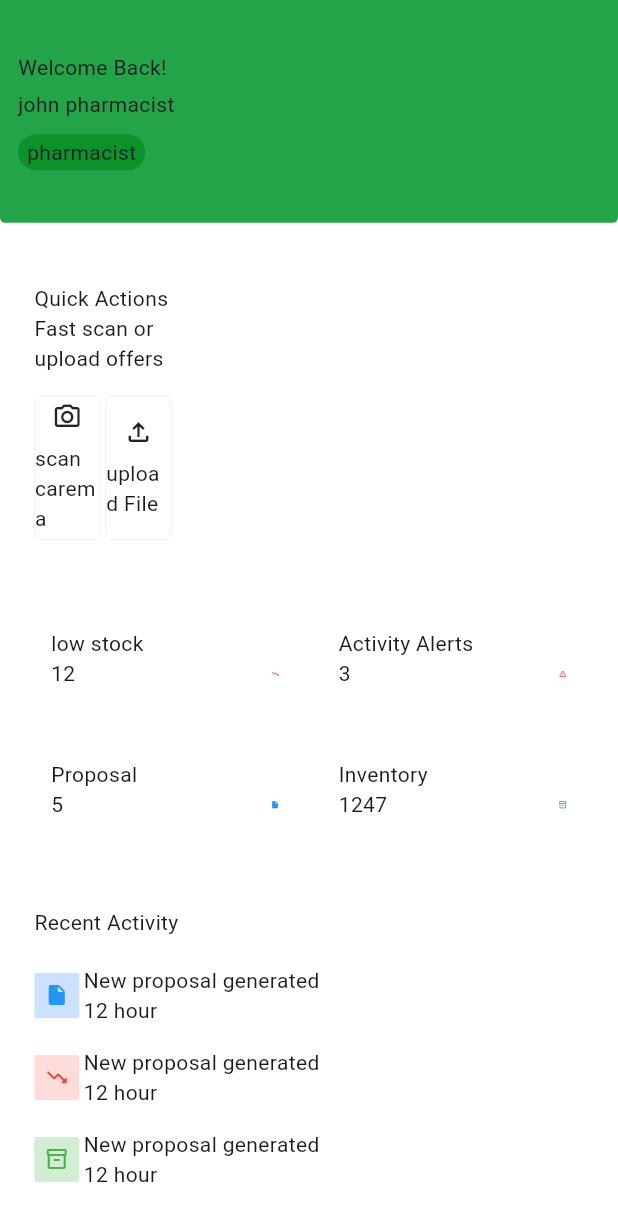
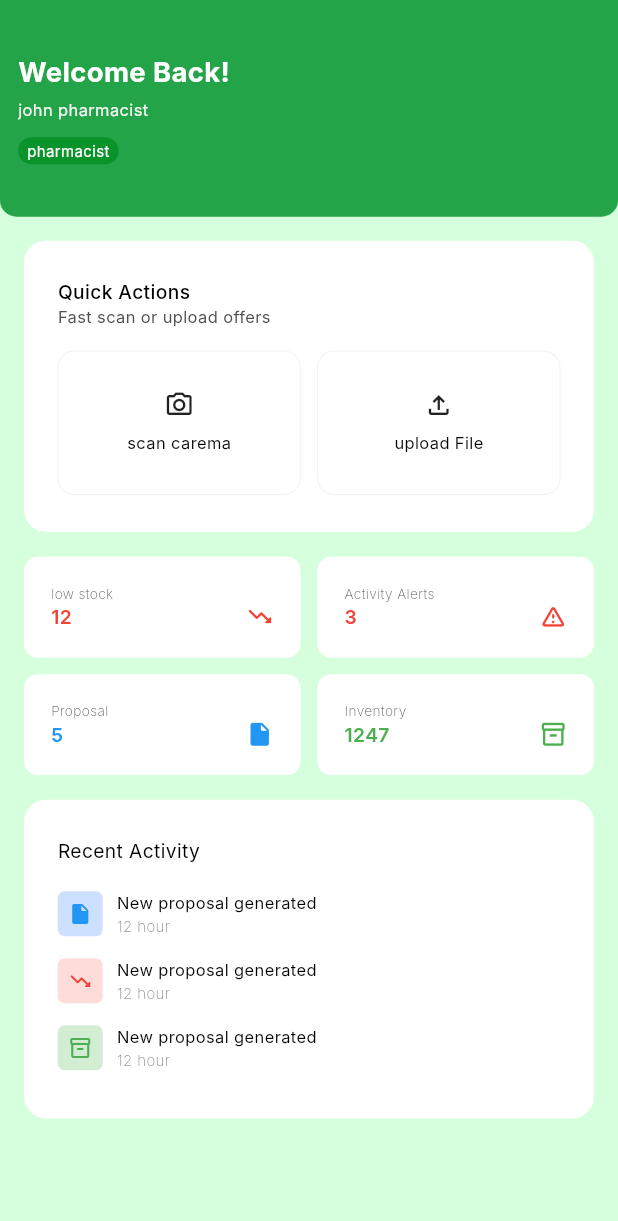
Before and after one commit to sharaffatima/pharmacio-mobile, a Flutter app: the HomePage screen opened directly, on a phone screen of 412 x 824 dp. Shown: the top 1221 px of the screen. Run offline on Flutter 3.47's test engine with Material 3 defaults, Android fonts, the phone set to English and light mode, and no system bars; our stand-ins replace dio, equatable, flutter_bloc, flutter_screenutil, flutter_svg, freezed_annotation and 4 more; accounts and stored records are empty; Roboto replaces fonts that are missing (Inter).

Commit message:
marge with amer

```diff
--- a/lib/core/constants/text_style.dart
+++ b/lib/core/constants/text_style.dart
@@ -127,4 +127,53 @@ class AppTextStyles {
     fontSize: 12.sp,
     fontFamily: AppFonts.inter,
   );
+    static TextStyle s32w500 = TextStyle(
+    color: AppColors.black,
+    fontWeight: AppFontWeight.medium,
+    fontSize: 32.sp,
+    fontFamily: AppFonts.inter,
+  );
+    static TextStyle s15w500 = TextStyle(
+    color: AppColors.black,
+    fontWeight: AppFontWeight.medium,
+    fontSize: 15.sp,
+    fontFamily: AppFonts.inter,
+  );
+    static TextStyle s14w500 = TextStyle(
+    color: AppColors.black,
+    fontWeight: AppFontWeight.medium,
+    fontSize: 14.sp,
+    fontFamily: AppFonts.inter,
+  );
+
+    static TextStyle s12w400 = TextStyle(
+    color: AppColors.black,
+    fontWeight: AppFontWeight.regular,
+    fontSize: 12.sp,
+    fontFamily: AppFonts.inter,
+  );
+
+    static TextStyle s14w400 = TextStyle(
+    color: AppColors.black,
+    fontWeight: AppFontWeight.regular,
+    fontSize: 14.sp,
+    fontFamily: AppFonts.inter,
+  );
+
+
+
+    static TextStyle s10w200 = TextStyle(
+    color: AppColors.black,
+    fontWeight: AppFontWeight.thin,
+    fontSize: 10.sp,
+    fontFamily: AppFonts.inter,
+  );
+
+
+    static TextStyle s20w700 = TextStyle(
+    color: AppColors.black,
+    fontWeight: AppFontWeight.bold,
+    fontSize: 20.sp,
+    fontFamily: AppFonts.inter,
+  );
 }
--- a/lib/core/routing/app_router.dart
+++ b/lib/core/routing/app_router.dart
@@ -1,5 +1,6 @@
 import 'package:flutter/material.dart';
 import 'package:flutter_bloc/flutter_bloc.dart';
+import 'package:pharmacio_flutter_mobile/features/home/presentation/screens/alert_screen.dart';
 
 
 import 'routes.dart';
@@ -9,10 +10,7 @@ class AppRouter {
     switch (settings.name) {
       case Routes.loginScreen:
         return MaterialPageRoute(
-          builder: (_) => BlocProvider(
-            // create: (context) => getIt<LoginCubit>(),
-            child: LoginPage(),
-          ),
+          builder: (_) => AlertsPages(),
         );
 
       default:
--- a/lib/features/home/presentation/screens/home_page.dart
+++ b/lib/features/home/presentation/screens/home_page.dart
@@ -4,7 +4,7 @@ import 'package:flutter/material.dart';
 // import 'package:flutter_application_pharmecy/features/auth/data/enum/enum_type_action.dart';
 import 'package:flutter_screenutil/flutter_screenutil.dart';
 import 'package:pharmacio_flutter_mobile/core/constants/colors.dart';
-import 'package:pharmacio_flutter_mobile/core/constants/text_styles.dart';
+// import 'package:pharmacio_flutter_mobile/core/constants/text_styles.dart';
 import 'package:pharmacio_flutter_mobile/core/helpers/extentions.dart';
 import 'package:pharmacio_flutter_mobile/features/home/presentation/widget/dash_board_widget.dart';
 import 'package:pharmacio_flutter_mobile/features/home/presentation/widget/header_home_page.dart';
@@ -17,7 +17,7 @@ class HomePage extends StatelessWidget {
   @override
   Widget build(BuildContext context) {
     return Scaffold(
-      backgroundColor: AppColors.primaryColors,
+      backgroundColor: AppColors.backGroundBody,
       body: Column(
         children: [
           headerHomePagewidget(),
--- a/lib/features/home/presentation/widget/card_dash_board.dart
+++ b/lib/features/home/presentation/widget/card_dash_board.dart
@@ -1,6 +1,8 @@
 import 'package:flutter/material.dart';
 import 'package:flutter_screenutil/flutter_screenutil.dart';
-import 'package:pharmacio_flutter_mobile/core/constants/text_styles.dart';
+import 'package:pharmacio_flutter_mobile/core/constants/fonts_weight.dart';
+import 'package:pharmacio_flutter_mobile/core/constants/text_style.dart';
+// import 'package:pharmacio_flutter_mobile/core/constants/text_styles.dart';
 import 'package:pharmacio_flutter_mobile/core/helpers/extentions.dart';
 
 class CardDashBourdWidget extends StatelessWidget {
@@ -28,9 +30,7 @@ class CardDashBourdWidget extends StatelessWidget {
         children: [
           Text(
             title,
-            style: AppTextStyles.s12w400.copyWith(
-              fontSize: 10,
-              fontWeight: FontWeight.w200,
+            style: AppTextStyles.s10w200.copyWith(
               color: Color(0xff4e4e4e),
             ),
           ),
@@ -39,7 +39,7 @@ class CardDashBourdWidget extends StatelessWidget {
             children: [
               Text(
                 '$value',
-                style: AppTextStyles.s14w600.copyWith(color: _setColorsIcons()),
+                style: AppTextStyles.s14w500.copyWith(color: _setColorsIcons(),fontWeight: AppFontWeight.semiBold),
               ),
               Icon(_setIcons(), color: _setColorsIcons(), size: 20.sp),
             ],
--- a/lib/features/home/presentation/widget/card_quick_action_widget.dart
+++ b/lib/features/home/presentation/widget/card_quick_action_widget.dart
@@ -1,7 +1,8 @@
 
 import 'package:flutter/material.dart';
 import 'package:flutter_screenutil/flutter_screenutil.dart';
-import 'package:pharmacio_flutter_mobile/core/constants/text_styles.dart';
+import 'package:pharmacio_flutter_mobile/core/constants/text_style.dart';
+
 
 class cardQuickActionswidget extends StatelessWidget {
   const cardQuickActionswidget({
--- a/lib/features/home/presentation/widget/header_home_page.dart
+++ b/lib/features/home/presentation/widget/header_home_page.dart
@@ -2,7 +2,8 @@
 
 import 'package:flutter/material.dart';
 import 'package:flutter_screenutil/flutter_screenutil.dart';
-import 'package:pharmacio_flutter_mobile/core/constants/text_styles.dart';
+import 'package:pharmacio_flutter_mobile/core/constants/text_style.dart';
+// import 'package:pharmacio_flutter_mobile/core/constants/text_styles.dart';
 
 class headerHomePagewidget extends StatelessWidget {
   const headerHomePagewidget({super.key});
@@ -26,9 +27,9 @@ class headerHomePagewidget extends StatelessWidget {
           SizedBox(height: 25.h),
           Text(
             'Welcome Back!',
-            style: AppTextStyles.s20w600.copyWith(
+            style: AppTextStyles.s20w700.copyWith(
               color: Colors.white,
-              fontWeight: FontWeight.w700,
+
             ),
           ),
           SizedBox(height: 5.h),
--- a/lib/features/home/presentation/widget/recent_activity_show_widget.dart
+++ b/lib/features/home/presentation/widget/recent_activity_show_widget.dart
@@ -2,7 +2,8 @@
 
 import 'package:flutter/material.dart';
 import 'package:flutter_screenutil/flutter_screenutil.dart';
-import 'package:pharmacio_flutter_mobile/core/constants/text_styles.dart';
+import 'package:pharmacio_flutter_mobile/core/constants/text_style.dart';
+// import 'package:pharmacio_flutter_mobile/core/constants/text_styles.dart';
 import 'package:pharmacio_flutter_mobile/core/helpers/extentions.dart';
 import 'package:pharmacio_flutter_mobile/features/home/presentation/screens/home_page.dart';
 import 'package:pharmacio_flutter_mobile/features/home/presentation/widget/row_Action_widget.dart';
--- a/lib/features/home/presentation/widget/row_Action_widget.dart
+++ b/lib/features/home/presentation/widget/row_Action_widget.dart
@@ -1,6 +1,7 @@
 import 'package:flutter/material.dart';
 import 'package:flutter_screenutil/flutter_screenutil.dart';
-import 'package:pharmacio_flutter_mobile/core/constants/text_styles.dart';
+import 'package:pharmacio_flutter_mobile/core/constants/text_style.dart';
+// import 'package:pharmacio_flutter_mobile/core/constants/text_styles.dart';
 import 'package:pharmacio_flutter_mobile/core/helpers/extentions.dart';
 
 class RowActionWidget extends StatelessWidget {
@@ -35,7 +36,7 @@ class RowActionWidget extends StatelessWidget {
             Text(title, style: AppTextStyles.s12w400),
              Text(
           '$dataTime ',
-          style: AppTextStyles.s12w400.copyWith(
+          style: AppTextStyles.s10w200.copyWith(
             color: const Color.fromARGB(191, 78, 78, 78),
             fontSize: 10,
             fontWeight: FontWeight.w200
--- a/lib/features/home/presentation/widget/scan_and_upLoading_Section.dart
+++ b/lib/features/home/presentation/widget/scan_and_upLoading_Section.dart
@@ -1,7 +1,8 @@
 
 import 'package:flutter/material.dart';
 import 'package:flutter_screenutil/flutter_screenutil.dart';
-import 'package:pharmacio_flutter_mobile/core/constants/text_styles.dart';
+import 'package:pharmacio_flutter_mobile/core/constants/text_style.dart';
+// import 'package:pharmacio_flutter_mobile/core/constants/text_styles.dart';
 import 'package:pharmacio_flutter_mobile/features/home/presentation/screens/home_page.dart';
 import 'package:pharmacio_flutter_mobile/features/home/presentation/widget/card_quick_action_widget.dart';
 
@@ -11,14 +12,16 @@ class scanAndUploadFileSectionWidget extends StatelessWidget {
   @override
   Widget build(BuildContext context) {
     return Container(
+      alignment: Alignment.center,
       // height: 242.h,
-      width: 368.w,
+      // width: 368.w,
       padding: EdgeInsets.symmetric(horizontal: 24.w, vertical: 27.h),
       decoration: BoxDecoration(
         color: Colors.white,
         // border: Border.all(color: const Color.fromARGB(81, 158, 158, 158)),
         borderRadius: BorderRadius.circular(16.r),
       ),
+      child: Center(
         child: Column(
           crossAxisAlignment: CrossAxisAlignment.start,
           children: [
@@ -49,6 +52,7 @@ class scanAndUploadFileSectionWidget extends StatelessWidget {
             ),
           ],
         ),
+      ),
     );
   }
 }
--- a/lib/pharmacio_app.dart
+++ b/lib/pharmacio_app.dart
@@ -15,7 +15,7 @@ class PharmacioMobileApp extends StatelessWidget {
   @override
   Widget build(BuildContext context) {
     return ScreenUtilInit(
-      designSize: const Size(1440, 900),
+      designSize: const Size(440, 900),
       minTextAdapt: true,
       splitScreenMode: true,
       builder: (context, child) {
```
Also changed, not shown: lib/features/auth/presentation/screens/login_screen.dart (+4 -7 lines), lib/features/home/presentation/screens/alert_screen.dart (+5 -10 lines). Lines whose indentation alone changed are shown as unchanged.
